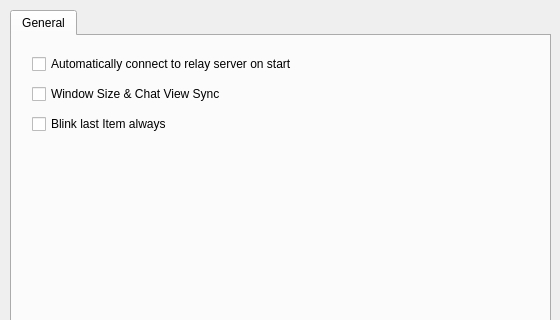
This is SharedPainter/PreferencesDialog.ui in gunoodaddy/SharedPainter as Qt 5 draws it before an edit; both pictures show x 0 to 560 and y 0 to 320 of the 560 by 470 pixel window. The edited form follows.
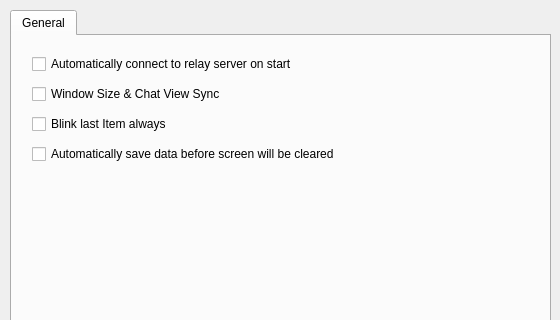
This is the edited form.

Commit message: auto save to file feature added & duplicated item id bug fix

What changed in the file:
```diff
--- a/SharedPainter/PreferencesDialog.ui
+++ b/SharedPainter/PreferencesDialog.ui
@@ -95,6 +95,19 @@
       <string>Blink last Item always</string>
      </property>
     </widget>
+    <widget class="QCheckBox" name="checkBoxAutoSaveData">
+     <property name="geometry">
+      <rect>
+       <x>20</x>
+       <y>110</y>
+       <width>331</width>
+       <height>16</height>
+      </rect>
+     </property>
+     <property name="text">
+      <string>Automatically save data before screen will be cleared</string>
+     </property>
+    </widget>
    </widget>
   </widget>
   <widget class="QPushButton" name="cancelButton">
```
The commit also changes 11 other files.
